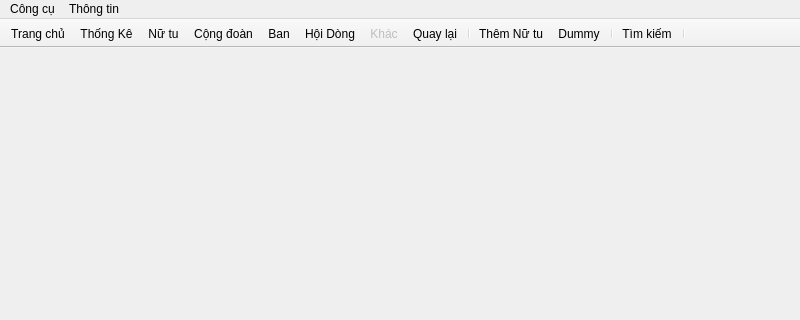
emtrai/hrm_monastery, file app/mainwindow.ui: the form before one commit; both pictures show x 0 to 800 and y 0 to 320 of the 800 by 600 pixel window.
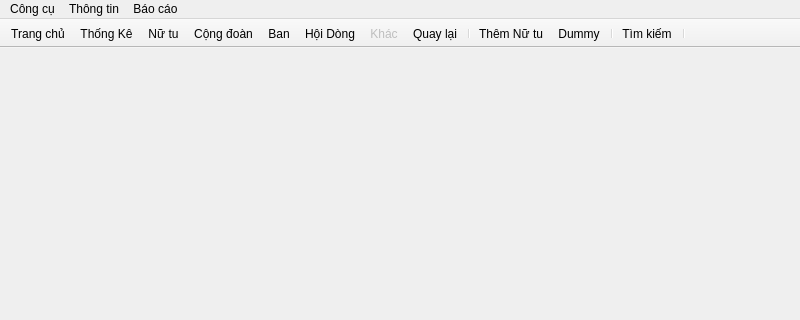
The form after the commit. Icons and pictures are not drawn.

```diff
--- a/app/mainwindow.ui
+++ b/app/mainwindow.ui
@@ -115,8 +115,15 @@
     <addaction name="action_About"/>
     <addaction name="actionLogFile"/>
    </widget>
+   <widget class="QMenu" name="menuB_o_c_o">
+    <property name="title">
+     <string>Báo cáo</string>
+    </property>
+    <addaction name="actionSummarizeReport"/>
+   </widget>
    <addaction name="menuTools"/>
    <addaction name="menuHelp"/>
+   <addaction name="menuB_o_c_o"/>
   </widget>
   <action name="action_New">
    <property name="icon">
```
Left out of the diff: 11 changed lines with no effect on the pictures.
